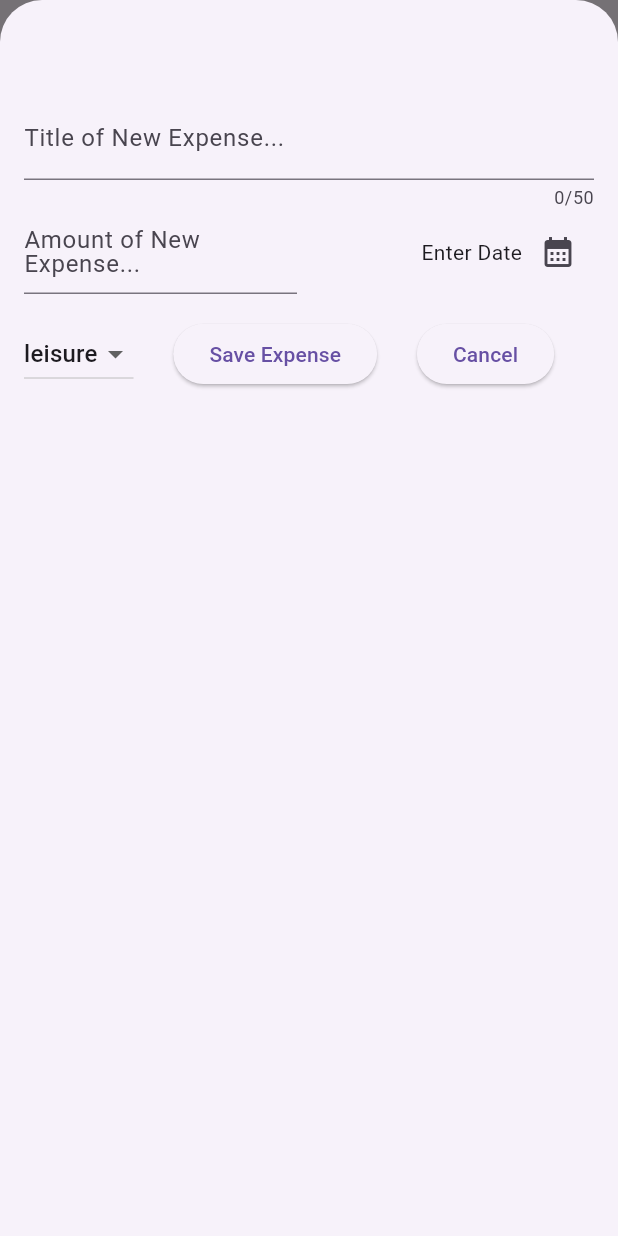
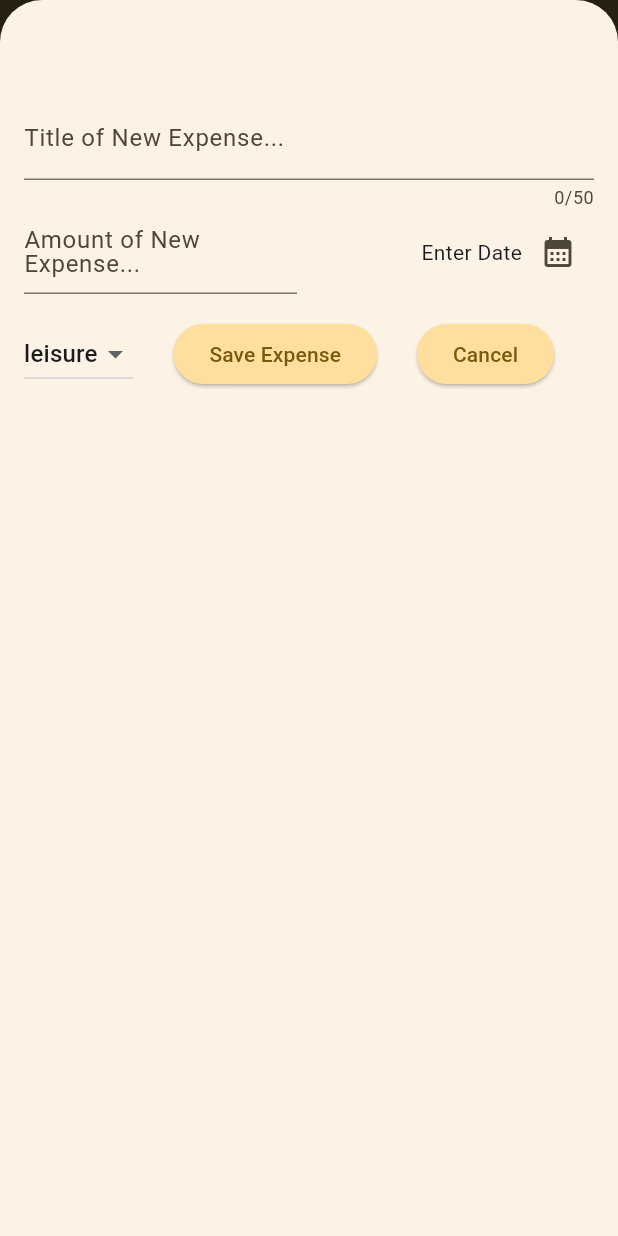
Before and after one commit to Orhanko/FlutterStart_3, a Flutter app: the screen it shows after launch, after a tap on the "add" icon, on a phone screen of 412 x 824 dp. Run offline on Flutter 3.47's test engine with Material 3 defaults, Android fonts, the phone set to English and light mode, and no system bars.

Commit message:
Worked with theming

```diff
--- a/lib/expense_item.dart
+++ b/lib/expense_item.dart
@@ -13,7 +13,7 @@
         child: Column(
           crossAxisAlignment: CrossAxisAlignment.start,
           children: [
-            Text(expense.title),
+            Text(expense.title, style: Theme.of(context).textTheme.titleLarge),
             Row(
               children: [
                 Text('\$${expense.amount}'),
--- a/lib/expenses.dart
+++ b/lib/expenses.dart
@@ -88,7 +88,7 @@
               Container(
                 margin: EdgeInsets.symmetric(horizontal: 20),
                 decoration: BoxDecoration(
-                  color: const Color.fromARGB(129, 255, 153, 0),
+                  color: Theme.of(context).cardTheme.color,
                   borderRadius: BorderRadius.circular(15),
                 ),
                 child: Padding(
--- a/lib/exprenses_list.dart
+++ b/lib/exprenses_list.dart
@@ -12,6 +12,13 @@
       itemCount: list.length,
       itemBuilder:
           (item, index) => Dismissible(
+            background: Container(
+              margin: EdgeInsets.symmetric(vertical: 8, horizontal: 16),
+              decoration: BoxDecoration(
+                borderRadius: BorderRadius.circular(16),
+                color: Theme.of(context).colorScheme.error,
+              ),
+            ),
             key: ValueKey(list[index]),
             onDismissed: (direction) {
               onRemove(list[index]);
--- a/lib/main.dart
+++ b/lib/main.dart
@@ -1,6 +1,50 @@
 import 'package:flutter/material.dart';
 import 'package:pocetak3/expenses.dart';
 
+var kColorScheme = ColorScheme.fromSeed(seedColor: Colors.amber);
+var kDarkColorScheme = ColorScheme.fromSeed(
+  brightness: Brightness.dark,
+  seedColor: const Color.fromARGB(255, 175, 104, 10),
+);
+
 void main() {
-  runApp(MaterialApp(home: Expenses()));
+  runApp(
+    MaterialApp(
+      darkTheme: ThemeData.dark().copyWith(
+        colorScheme: kDarkColorScheme,
+        appBarTheme: AppBarTheme().copyWith(
+          backgroundColor: kDarkColorScheme.inversePrimary,
+        ),
+        cardTheme: CardTheme().copyWith(
+          color: kDarkColorScheme.inversePrimary,
+          margin: EdgeInsets.symmetric(horizontal: 16, vertical: 8),
+        ),
+      ),
+      theme: ThemeData().copyWith(
+        colorScheme: kColorScheme,
+        appBarTheme: AppBarTheme().copyWith(
+          backgroundColor: kColorScheme.onSecondaryContainer,
+          foregroundColor: kColorScheme.primaryContainer,
+        ),
+        cardTheme: CardTheme().copyWith(
+          color: kColorScheme.inversePrimary,
+          margin: EdgeInsets.symmetric(horizontal: 16, vertical: 8),
+        ),
+        elevatedButtonTheme: ElevatedButtonThemeData(
+          style: ElevatedButton.styleFrom(
+            backgroundColor: kColorScheme.primaryContainer,
+          ),
+        ),
+        textTheme: ThemeData().textTheme.copyWith(
+          titleLarge: TextStyle(
+            fontWeight: FontWeight.bold,
+            color: kColorScheme.onTertiaryContainer,
+          ),
+        ),
+        scaffoldBackgroundColor: kColorScheme.secondaryFixedDim,
+      ),
+      themeMode: ThemeMode.system,
+      home: Expenses(),
+    ),
+  );
 }
```
